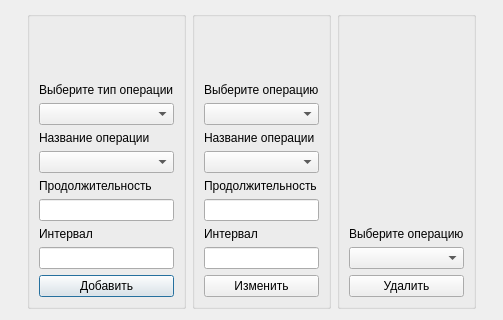
The window that action.ui (Timur965/Practica) describes before a commit, drawn with Qt 5.
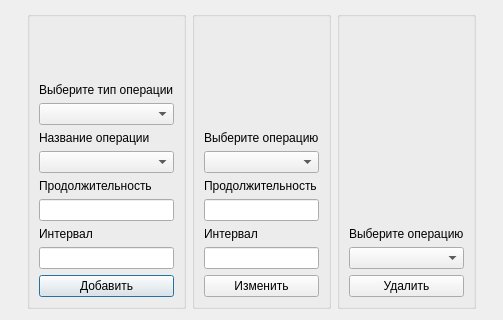
The same window after the commit.

```diff
--- a/action.ui
+++ b/action.ui
@@ -144,16 +144,6 @@
       <item>
        <widget class="QComboBox" name="comboBox"/>
       </item>
-      <item>
-       <widget class="QLabel" name="label_14">
-        <property name="text">
-         <string>Название операции</string>
-        </property>
-       </widget>
-      </item>
-      <item>
-       <widget class="QComboBox" name="nameOperations_2"/>
-      </item>
       <item>
        <widget class="QLabel" name="label_5">
         <property name="text">
```
